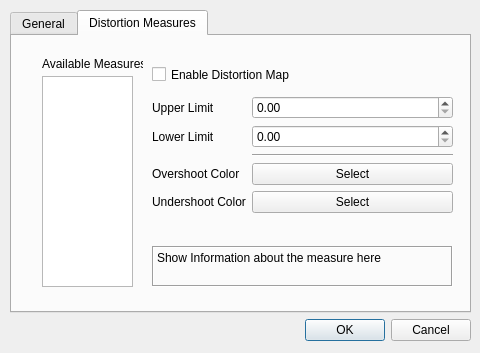
Above: YUVToolkit/Options.ui from kLassikko/YuvToolkit before the change. Below: the same form after it.
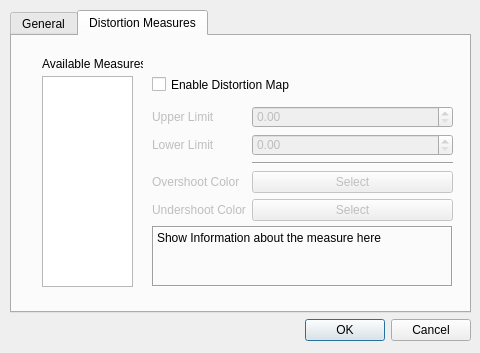
That is the form after the change. The open tabs and pages were chosen to show the change.

Commit message: Implemented Options UI for enabling/disabling Measures

The edit to the form file:
```diff
--- a/YUVToolkit/Options.ui
+++ b/YUVToolkit/Options.ui
@@ -123,33 +123,30 @@
          <string>Available Measures</string>
         </property>
        </widget>
-       <widget class="QLabel" name="label_2">
+       <widget class="QListWidget" name="measureList">
         <property name="geometry">
          <rect>
-          <x>140</x>
-          <y>210</y>
-          <width>301</width>
-          <height>41</height>
+          <x>30</x>
+          <y>40</y>
+          <width>91</width>
+          <height>211</height>
          </rect>
         </property>
-        <property name="frameShape">
-         <enum>QFrame::Box</enum>
-        </property>
-        <property name="frameShadow">
-         <enum>QFrame::Sunken</enum>
-        </property>
-        <property name="text">
-         <string>Show Information about the measure here</string>
-        </property>
-        <property name="alignment">
-         <set>Qt::AlignLeading|Qt::AlignLeft|Qt::AlignTop</set>
-        </property>
        </widget>
-       <widget class="QCheckBox" name="checkBox">
+       <widget class="QWidget" name="measureOptions" native="true">
         <property name="geometry">
          <rect>
-          <x>140</x>
-          <y>30</y>
+          <x>130</x>
+          <y>40</y>
+          <width>311</width>
+          <height>221</height>
+         </rect>
+        </property>
+        <widget class="QCheckBox" name="check_Show_Distortion_Map">
+         <property name="geometry">
+          <rect>
+           <x>10</x>
+           <y>0</y>
           <width>291</width>
           <height>17</height>
          </rect>
@@ -161,32 +158,49 @@
        <widget class="QWidget" name="formLayoutWidget">
         <property name="geometry">
          <rect>
-          <x>140</x>
-          <y>60</y>
+           <x>10</x>
+           <y>30</y>
           <width>301</width>
-          <height>134</height>
-         </rect>
-        </property>
-        <layout class="QFormLayout" name="formLayout">
+           <height>115</height>
+          </rect>
+         </property>
+         <layout class="QFormLayout" name="layout_Measure_Option">
          <property name="fieldGrowthPolicy">
           <enum>QFormLayout::AllNonFixedFieldsGrow</enum>
          </property>
          <item row="0" column="0">
           <widget class="QLabel" name="label_3">
+            <property name="enabled">
+             <bool>false</bool>
+            </property>
            <property name="text">
             <string>Upper Limit</string>
            </property>
           </widget>
          </item>
+          <item row="0" column="1">
+           <widget class="QDoubleSpinBox" name="spin_Overshoot">
+            <property name="enabled">
+             <bool>false</bool>
+            </property>
+           </widget>
+          </item>
          <item row="1" column="0">
           <widget class="QLabel" name="label_4">
+            <property name="enabled">
+             <bool>false</bool>
+            </property>
            <property name="text">
             <string>Lower Limit</string>
            </property>
           </widget>
          </item>
          <item row="1" column="1">
-          <widget class="QDoubleSpinBox" name="doubleSpinBox_2"/>
+           <widget class="QDoubleSpinBox" name="spin_Undershoot">
+            <property name="enabled">
+             <bool>false</bool>
+            </property>
+           </widget>
          </item>
          <item row="2" column="1">
           <widget class="Line" name="line">
@@ -197,13 +211,19 @@
          </item>
          <item row="3" column="0">
           <widget class="QLabel" name="label_5">
+            <property name="enabled">
+             <bool>false</bool>
+            </property>
            <property name="text">
             <string>Overshoot Color</string>
            </property>
           </widget>
          </item>
          <item row="3" column="1">
-          <widget class="QPushButton" name="pushButton">
+           <widget class="QPushButton" name="button_Overshoot">
+            <property name="enabled">
+             <bool>false</bool>
+            </property>
            <property name="text">
             <string>Select</string>
            </property>
@@ -211,22 +231,48 @@
          </item>
          <item row="4" column="0">
           <widget class="QLabel" name="label_6">
+            <property name="enabled">
+             <bool>false</bool>
+            </property>
            <property name="text">
             <string>Undershoot Color</string>
            </property>
           </widget>
          </item>
          <item row="4" column="1">
-          <widget class="QPushButton" name="pushButton_2">
+           <widget class="QPushButton" name="button_Undershoot">
+            <property name="enabled">
+             <bool>false</bool>
+            </property>
            <property name="text">
             <string>Select</string>
            </property>
           </widget>
          </item>
-         <item row="0" column="1">
-          <widget class="QDoubleSpinBox" name="doubleSpinBox"/>
-         </item>
-        </layout>
+         </layout>
+        </widget>
+        <widget class="QLabel" name="label_Measure_Info">
+         <property name="geometry">
+          <rect>
+           <x>10</x>
+           <y>150</y>
+           <width>301</width>
+           <height>61</height>
+          </rect>
+         </property>
+         <property name="frameShape">
+          <enum>QFrame::Box</enum>
+         </property>
+         <property name="frameShadow">
+          <enum>QFrame::Sunken</enum>
+         </property>
+         <property name="text">
+          <string>Show Information about the measure here</string>
+         </property>
+         <property name="alignment">
+          <set>Qt::AlignLeading|Qt::AlignLeft|Qt::AlignTop</set>
+         </property>
+        </widget>
        </widget>
       </widget>
      </widget>
```
Left out of the diff: 12 changed lines with no effect on the pictures. Lines whose indentation alone changed are shown as unchanged. The commit also changes 12 other files.
